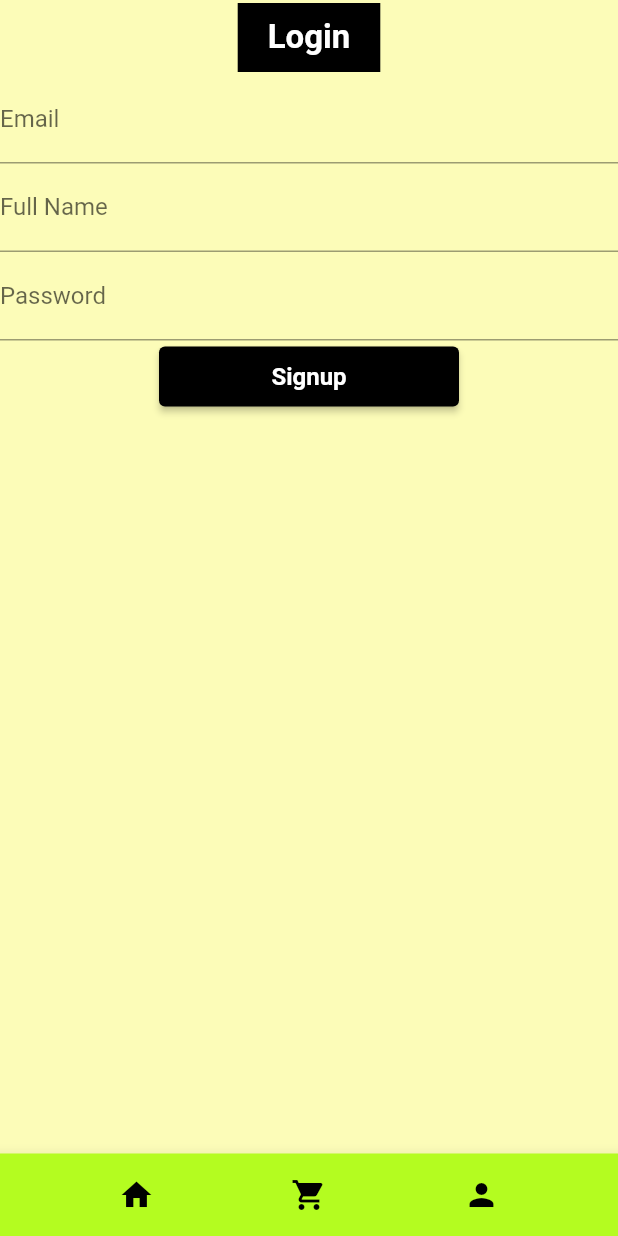
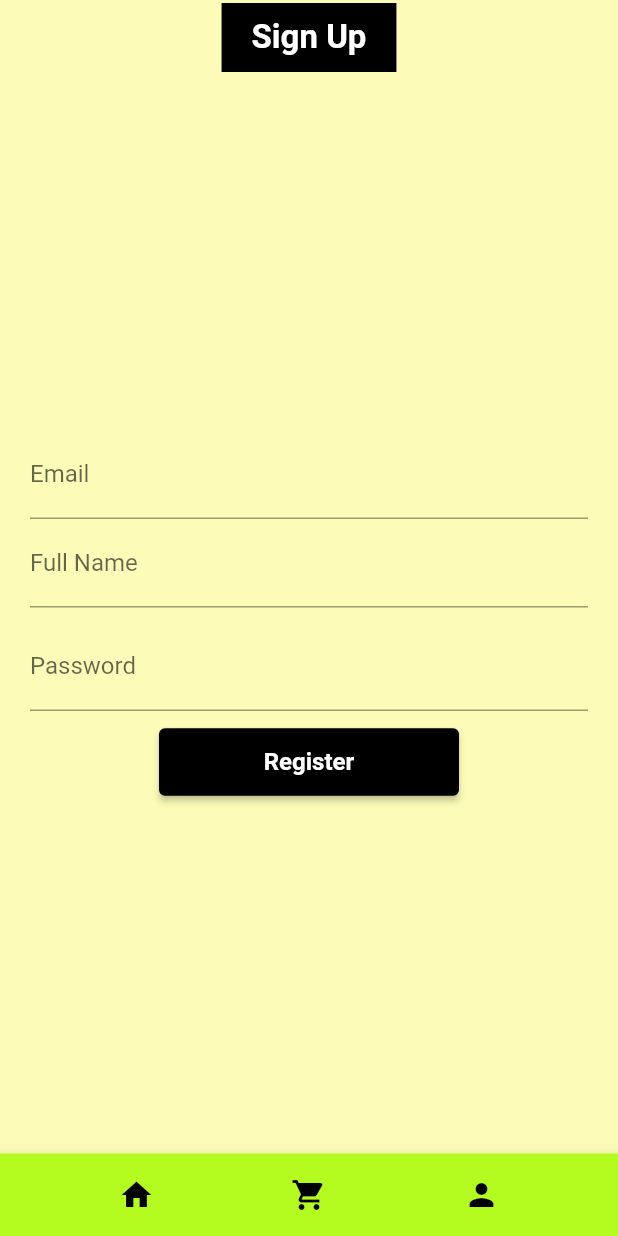
Before and after one commit to NCastle2793/happy_kidz, a Flutter app: the SignupScreen screen opened directly, on a phone screen of 412 x 824 dp. Run offline on Flutter 3.47's test engine with Material 2 defaults, Android fonts, the phone set to English and light mode, and no system bars; our stand-ins replace bloc, cloud_firestore, equatable, firebase_auth, firebase_core, flutter_bloc; accounts and stored records are empty; Roboto replaces fonts that are missing (Avenir).

Commit message:
User component Finished

```diff
--- a/lib/screens/signup/signup_screen.dart
+++ b/lib/screens/signup/signup_screen.dart
@@ -17,11 +17,14 @@ class SignupScreen extends StatelessWidget {
   Widget build(BuildContext context) {
     return Scaffold(
       backgroundColor: Color(0xffFCFCB8),
-      appBar: CustomAppBar(title: 'Login', automaticallyImplyLeading: false),
+      appBar: CustomAppBar(title: 'Sign Up', automaticallyImplyLeading: false),
       bottomNavigationBar: CustomNavBar(screen: routeName),
       body: BlocBuilder<SignupCubit, SignupState>(
           builder: (context, state) {
-            return Column(
+            return Padding(
+              padding: const EdgeInsets.all(20.0),
+              child: Column(
+                mainAxisAlignment: MainAxisAlignment.center,
                 children: [
                   _UserInput(
                       onChanged: (value) {
@@ -58,17 +61,19 @@ class SignupScreen extends StatelessWidget {
                             );
                       },
                       labelText: 'ZIP Code'),*/
+                  const SizedBox(height: 10),
                   _PasswordInput(),
+                  const SizedBox(height: 10),
                   ElevatedButton(
                     onPressed: () {
                       context.read<SignupCubit>().signUpWithCredentials();
                     },
                     style: ElevatedButton.styleFrom(
                       primary: Colors.black,
-                    fixedSize: Size(200, 40),
+                      fixedSize: Size(200, 45),
                     ),
                     child: Text(
-                    'Signup',
+                      'Register',
                       style: Theme.of(context)
                           .textTheme
                           .headline4!
@@ -76,6 +81,7 @@ class SignupScreen extends StatelessWidget {
                     ),
                   ),
                 ],
+              ),
             );
           },
         ),
```
Also changed, not shown: lib/screens/login/login_screen.dart (+4 -3 lines), lib/screens/profile/profile_screen.dart (+4 -5 lines). Lines whose indentation alone changed are shown as unchanged.
